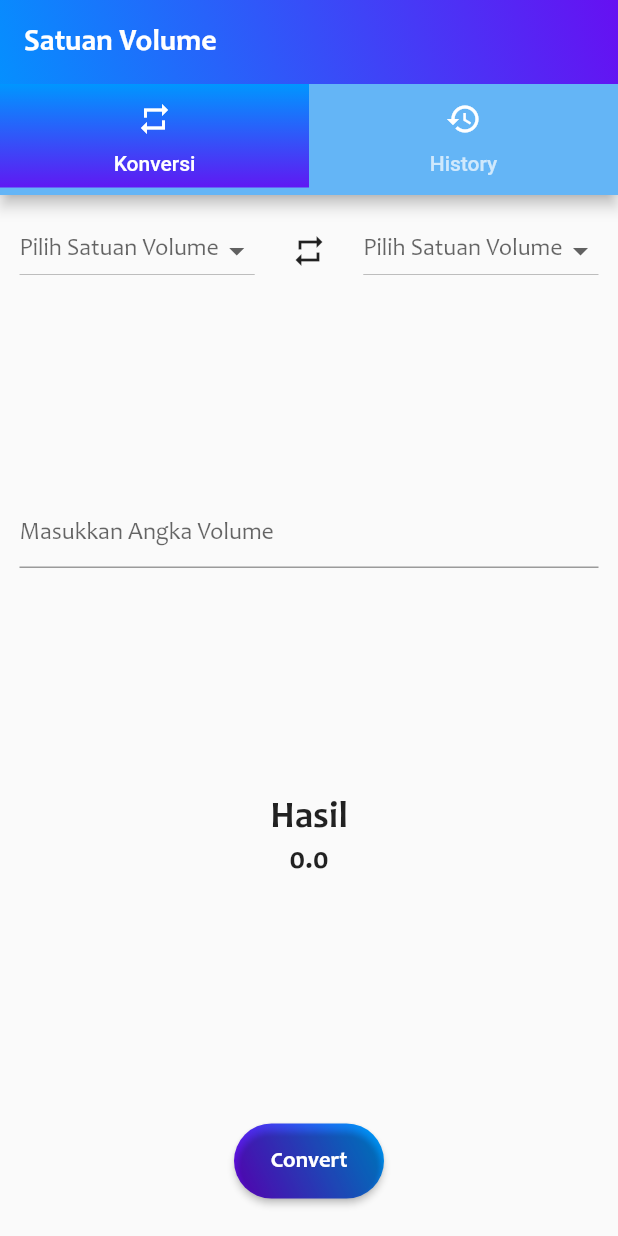
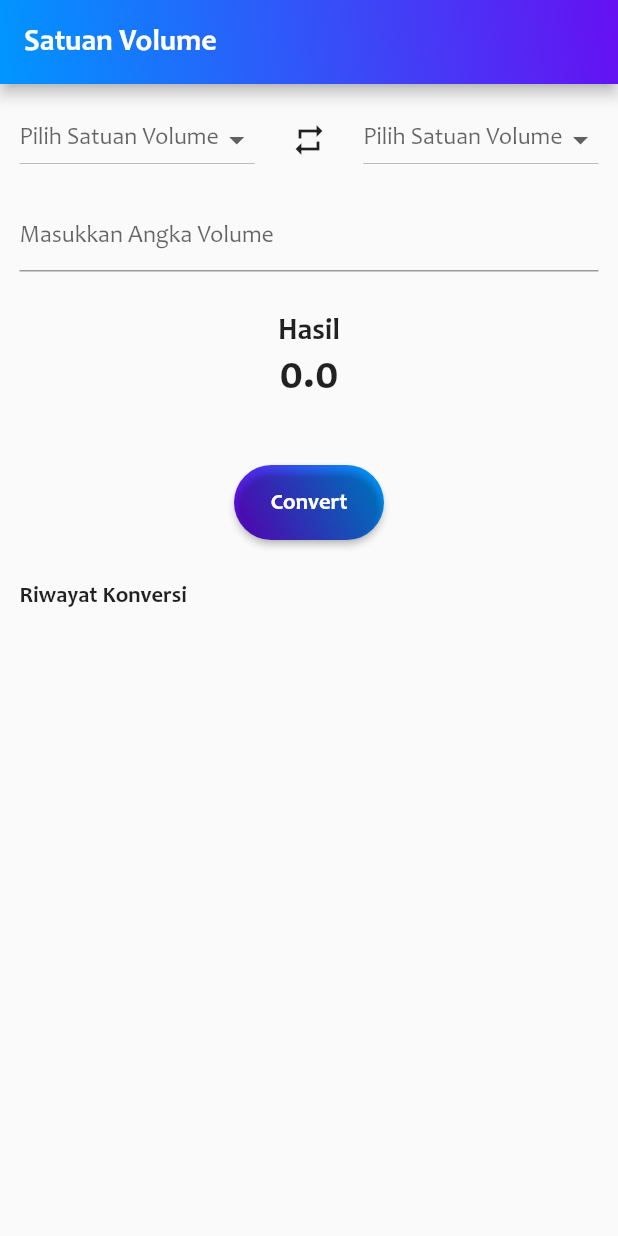
Before and after one commit to chafidhoturrochimah/flutter_kuis_konversisatuanvolume, a Flutter app: the screen it shows after launch, on a phone screen of 412 x 824 dp. Run offline on Flutter 3.47's test engine with Material 2 defaults, Android fonts, the phone set to English and light mode, and no system bars.

Commit message:
Update riwayat, convert, main

```diff
--- a/lib/Result.dart
+++ b/lib/Result.dart
@@ -20,16 +20,16 @@ class Result extends StatelessWidget {
             child: Text(
               "Hasil",
               style: TextStyle(
-                fontSize: 25,
+                fontSize: 20,
                 fontFamily: 'CandaraBold',
               ),
             ),
           ),
           Center(
             child: Text(
-              result.toStringAsFixed(1),
+              result.toString(),
               style: TextStyle(
-                fontSize: 20,
+                fontSize: 30,
                 fontFamily: 'CandaraBold',
               ),
             ),
--- a/lib/RiwayatKonversi.dart
+++ b/lib/RiwayatKonversi.dart
@@ -18,7 +18,7 @@ class RiwayatKonversi extends StatelessWidget {
             child: Text(
               value,
               style: TextStyle(
-                fontSize: 20,
+                fontSize: 12,
                 fontFamily: 'Candara',
               ),
             ),
--- a/lib/main.dart
+++ b/lib/main.dart
@@ -143,37 +143,15 @@ class _MyAppState extends State<MyApp> {
         _result = _inputUser / 10;
       else if (_newValueNaik == "Ml" && _newValueTurun == "Ml")
         _result = _inputUser;
-      //listViewItem.add("$_newValue : $_result");
+      listViewItem.add("$_newValueNaik ke $_newValueTurun = $_result");
     });
   }
 
   // This widget is the root of your application.
   @override
   Widget build(BuildContext context) {
-    TabBar myTabBar = TabBar(
-      indicator: BoxDecoration(
-          gradient: LinearGradient(
-              colors: [Color(0xff0096ff), Color(0xff6610f2)],
-              begin: FractionalOffset.topCenter,
-              end: FractionalOffset.bottomCenter),
-          border:
-              Border(bottom: BorderSide(color: Colors.blue[300], width: 5))),
-      tabs: <Widget>[
-        Tab(
-          icon: Icon(Icons.repeat, color: Colors.white),
-          text: "Konversi",
-        ),
-        Tab(
-          icon: Icon(Icons.history, color: Colors.white),
-          text: "History",
-        )
-      ],
-    );
-
     return MaterialApp(
-      home: DefaultTabController(
-        length: 2,
-        child: Scaffold(
+      home: Scaffold(
           appBar: AppBar(
             title: Text(
               "Satuan Volume",
@@ -189,15 +167,9 @@ class _MyAppState extends State<MyApp> {
                       begin: FractionalOffset.bottomLeft,
                       end: FractionalOffset.topRight)),
             ),
-            bottom: PreferredSize(
-                preferredSize: Size.fromHeight(myTabBar.preferredSize.height),
-                child: Container(color: Colors.blue[300], child: myTabBar)),
           ),
 
-          body: TabBarView(
-            children: <Widget>[
-              //konversi
-              Container(
+          body: Container(
             margin: EdgeInsets.all(5),
             child: Column(
               crossAxisAlignment: CrossAxisAlignment.start,
@@ -235,7 +207,6 @@ class _MyAppState extends State<MyApp> {
                                 });
                               },
                           ),
-
                         ),
 
                         Center(child: Icon(Icons.repeat)),
@@ -272,22 +243,36 @@ class _MyAppState extends State<MyApp> {
                 ),
 
                 //input
-                      Input(inputController: inputController),
+                Input(
+                  inputController: inputController
+                ),
 
                 //hasil
-                      Result(result: _result,),
+                Result(
+                  result: _result,
+                ),
 
                 //button
                 Convert(
                   konvertHandler: konversiVolume,
                 ),
+
+                //riwayat
+                Container(
+                  margin: EdgeInsets.all(8),
+                  child: Text(
+                    'Riwayat Konversi',
+                    style: TextStyle(
+                      fontSize: 15.0,
+                      fontFamily: 'CandaraBold'
+                    ),
+                  ),
+                ),
+                RiwayatKonversi(
+                  listViewItem: listViewItem
+                ),
               ],
-                  )),
-
-              //history
-              RiwayatKonversi(listViewItem: listViewItem),
-            ],
-          ),
+            )
           ),
       ),
     );
```
Lines whose indentation alone changed are shown as unchanged.
